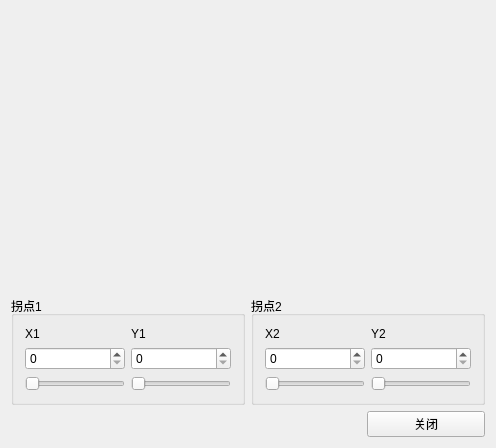
First picture: the form in mainwindow/PieceWiselinearGrayScale.ui, repository Narthill/Image_processing, before the edit.
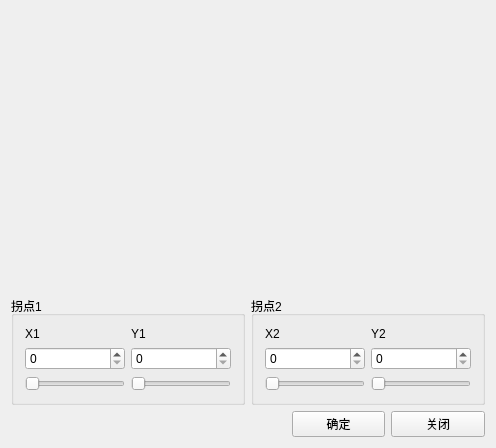
Second picture: the form after the edit. Custom widgets are drawn as their Qt base class.

The edit to the form file:
```diff
--- a/mainwindow/PieceWiselinearGrayScale.ui
+++ b/mainwindow/PieceWiselinearGrayScale.ui
@@ -124,7 +124,7 @@
     </layout>
    </item>
    <item>
-    <layout class="QHBoxLayout" name="horizontalLayout_2" stretch="3,1">
+    <layout class="QHBoxLayout" name="horizontalLayout_2" stretch="3,1,1">
      <item>
       <spacer name="horizontalSpacer">
        <property name="orientation">
@@ -138,6 +138,13 @@
        </property>
       </spacer>
      </item>
+     <item>
+      <widget class="QPushButton" name="sureBtn">
+       <property name="text">
+        <string>确定</string>
+       </property>
+      </widget>
+     </item>
      <item>
       <widget class="QPushButton" name="closeBtn">
        <property name="text">
```
